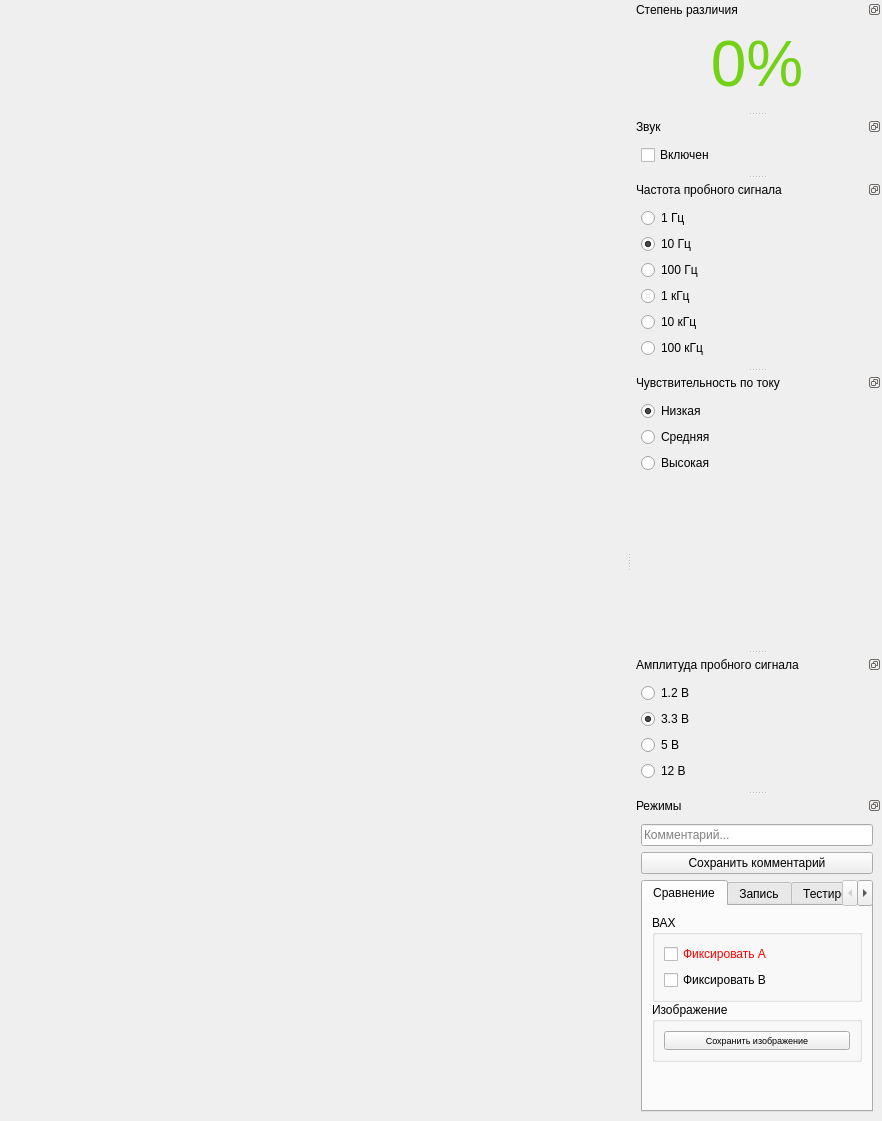
The window that gui/mainwindow.ui (EPC-MSU/EPLab) describes before a commit, drawn with Qt 5.
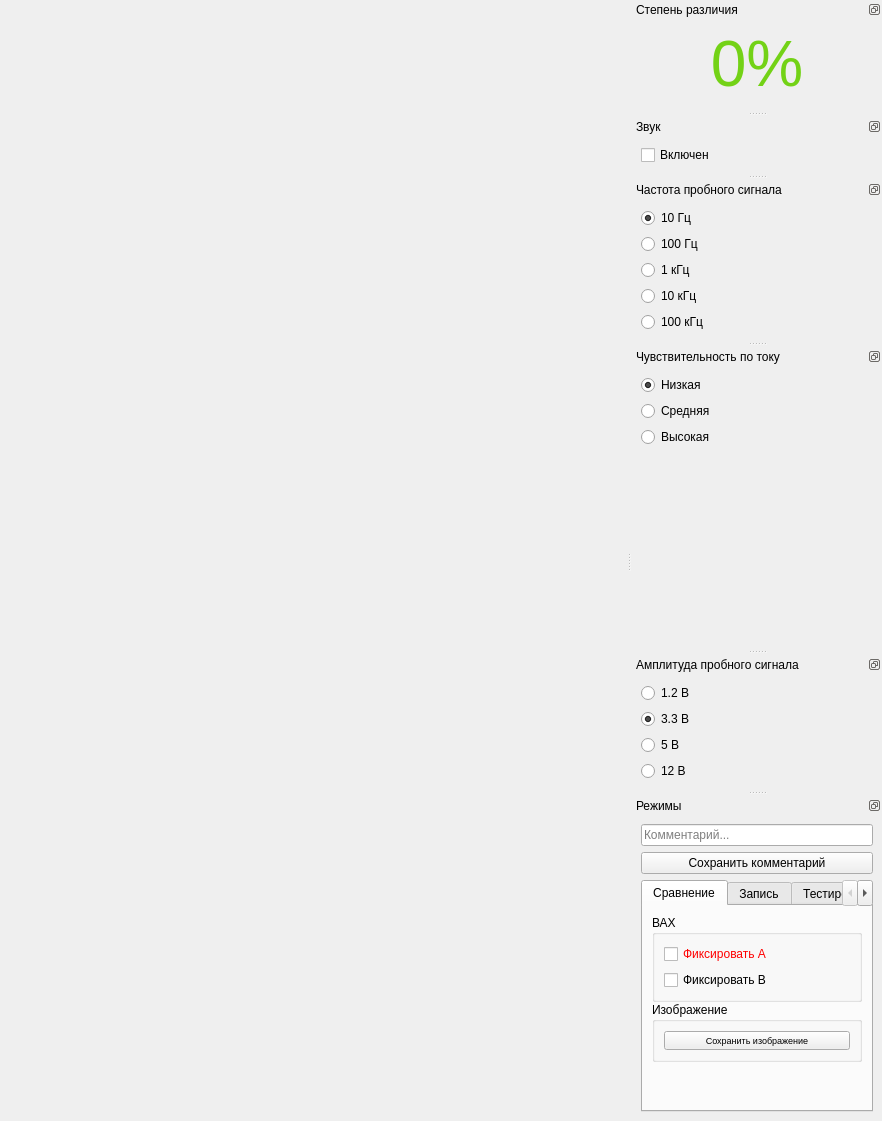
The same window after the commit.

Commit message: 1 Hz removed from UI file.

Patch:
```diff
--- a/gui/mainwindow.ui
+++ b/gui/mainwindow.ui
@@ -147,16 +147,6 @@
    </attribute>
    <widget class="QWidget" name="dockWidgetContents_3">
     <layout class="QVBoxLayout" name="verticalLayout_7">
-     <item>
-      <widget class="QRadioButton" name="frequency_1hz_radio_button">
-       <property name="enabled">
-        <bool>true</bool>
-       </property>
-       <property name="text">
-        <string>1 Гц</string>
-       </property>
-      </widget>
-     </item>
      <item>
       <widget class="QRadioButton" name="frequency_10hz_radio_button">
        <property name="enabled">
```
